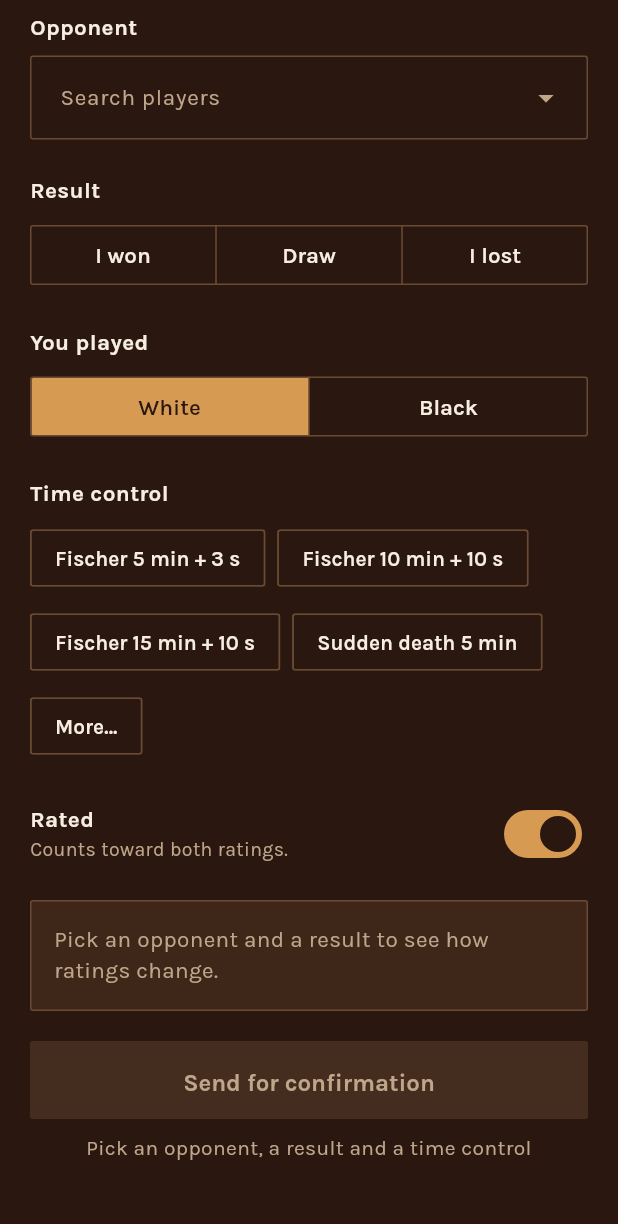
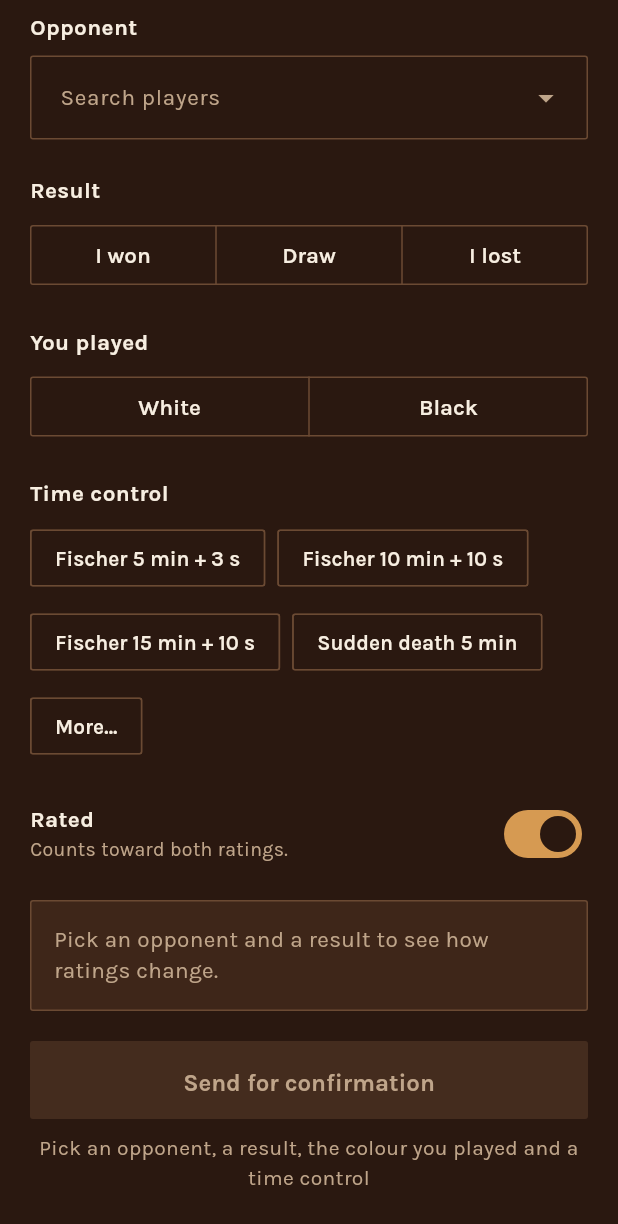
Before and after one commit to Awake-Coffee/match-tracking-system, a Flutter app: the _ChessRecordForm widget shown alone on an empty page, opened directly with empty values, on a phone screen of 412 x 824 dp. Shown: the top 1224 px of the screen. Run offline on Flutter 3.47's test engine with Material 3 defaults, Android fonts, the phone set to English and light mode, and no system bars; our stand-ins replace go_router, shared_preferences, supabase_flutter; accounts and stored records are empty.

Commit message:
Make the chess colour an explicit choice (#17)
* Make the chess colour an explicit choice

The chess record form preselected White, so a member who forgot to
touch "You played" silently recorded the wrong colour. Games cannot be
edited, so that mistake was permanent.

"You played" now starts empty. The send button stays disabled until a
colour is picked, and the missing-items hint names it ("the colour you
played"). Tests that relied on the default now pick a colour, and a new
test covers the empty state, the hint and the button.

Co-Authored-By: Claude Fable 5.1 <noreply@anthropic.com>
Claude-Session: https://claude.ai/code/session_012U1wj7oSTaqyYzHn4roLxH

* Address review: assert the chosen colour reaches the report

The gating test picked Black but stopped at the enabled button, and every
test that submitted a chess game picked White, the old default. A screen
that still sent White regardless of the choice would have passed. The test
now sends the game after choosing Black and checks Ana's stored request
records her as Black with a win.

Co-Authored-By: Claude Opus 5.5 <noreply@anthropic.com>
Claude-Session: https://claude.ai/code/session_012U1wj7oSTaqyYzHn4roLxH

---------

Co-authored-by: Claude <noreply@anthropic.com>

```diff
--- a/app/lib/ui/screens/record_screen.dart
+++ b/app/lib/ui/screens/record_screen.dart
@@ -129,7 +129,10 @@ class _ChessRecordForm extends StatefulWidget {
 class _ChessRecordFormState extends State<_ChessRecordForm>
     with SendsForConfirmation {
   late String? _opponentId = widget.initialOpponentId;
-  PieceColor _color = PieceColor.white;
+
+  /// Unset until chosen: games can't be edited, so a silent default would
+  /// make a wrong colour permanent.
+  PieceColor? _color;
   Outcome? _outcome;
   TimeControl? _timeControl;
   int? _customBaseMinutes;
@@ -192,6 +195,7 @@ class _ChessRecordFormState extends State<_ChessRecordForm>
     final d = context.design;
     final opponent = _opponent;
     final outcome = _outcome;
+    final color = _color;
     final clock = _clock;
     final preview = opponent != null && outcome != null
         ? MatchPreview(me: widget.me, opponent: opponent, outcome: outcome)
@@ -232,12 +236,13 @@ class _ChessRecordFormState extends State<_ChessRecordForm>
           const SizedBox(height: 8),
           SegmentedButton<PieceColor>(
             showSelectedIcon: false,
+            emptySelectionAllowed: true,
             segments: const [
               ButtonSegment(value: PieceColor.white, label: Text('White')),
               ButtonSegment(value: PieceColor.black, label: Text('Black')),
             ],
-            selected: {_color},
-            onSelectionChanged: (s) => setState(() => _color = s.first),
+            selected: {?color},
+            onSelectionChanged: (s) => setState(() => _color = s.firstOrNull),
           ),
           const SizedBox(height: 24),
           Text('Time control', style: label),
@@ -341,12 +346,17 @@ class _ChessRecordFormState extends State<_ChessRecordForm>
             missing: [
               if (opponent == null) 'an opponent',
               if (outcome == null) 'a result',
+              if (color == null) 'the colour you played',
               if (_timeControl == null)
                 'a time control'
               else if (clock == null)
                 'the custom time',
             ],
-            onPressed: opponent == null || outcome == null || clock == null
+            onPressed:
+                opponent == null ||
+                    outcome == null ||
+                    color == null ||
+                    clock == null
                 ? null
                 : () => sendForConfirmation(
                     game: Game.chess,
@@ -355,7 +365,7 @@ class _ChessRecordFormState extends State<_ChessRecordForm>
                     request: (repo) async {
                       await repo.requestMatch(
                         opponentId: opponent.id,
-                        myColor: _color,
+                        myColor: color,
                         myOutcome: outcome,
                         clock: clock,
                         rated: _rated,
```
Also changed, not shown: 2 other files.
